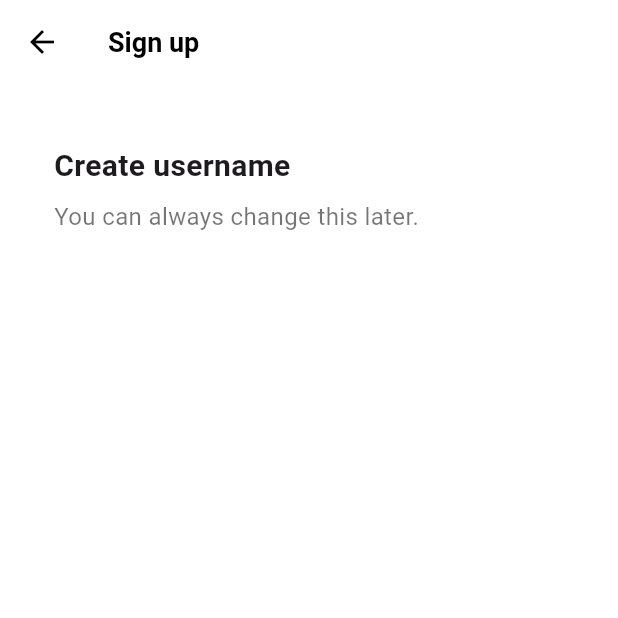
After one commit to tm9704/titok_clone, a Flutter app: the screen it shows after launch, after a tap on "Use email & password", on a phone screen of 412 x 824 dp, the top half of it. The commit adds this screen. Run offline on Flutter 3.47's test engine with Material 3 defaults, Android fonts, the phone set to English and light mode, and no system bars; our stand-ins replace font_awesome_flutter.

Commit message:
Sign up Form

```diff
--- /dev/null
+++ b/lib/features/authentication/email_screen.dart
@@ -0,0 +1,44 @@
+import 'package:flutter/material.dart';
+import 'package:titok_clone/constants/gaps.dart';
+import 'package:titok_clone/constants/sizes.dart';
+
+class EmailScreen extends StatelessWidget {
+  const EmailScreen({super.key});
+
+  @override
+  Widget build(BuildContext context) {
+    return Scaffold(
+      appBar: AppBar(
+        title: const Text(
+          "Sign up",
+        ),
+      ),
+      body: const Padding(
+        padding: EdgeInsets.symmetric(
+          horizontal: Sizes.size36,
+        ),
+        child: Column(
+          crossAxisAlignment: CrossAxisAlignment.start,
+          children: [
+            Gaps.v40,
+            Text(
+              "Create username",
+              style: TextStyle(
+                fontSize: Sizes.size20,
+                fontWeight: FontWeight.w700,
+              ),
+            ),
+            Gaps.v8,
+            Text(
+              "You can always change this later.",
+              style: TextStyle(
+                fontSize: Sizes.size16,
+                color: Colors.black54,
+              ),
+            )
+          ],
+        ),
+      ),
+    );
+  }
+}
--- a/lib/features/authentication/sign_up_screen.dart
+++ b/lib/features/authentication/sign_up_screen.dart
@@ -2,13 +2,14 @@ import 'package:flutter/material.dart';
 import 'package:font_awesome_flutter/font_awesome_flutter.dart';
 import 'package:titok_clone/constants/gaps.dart';
 import 'package:titok_clone/constants/sizes.dart';
+import 'package:titok_clone/features/authentication/email_screen.dart';
 import 'package:titok_clone/features/authentication/login_screen.dart';
 import 'package:titok_clone/features/authentication/widgets/auth_button.dart';
 
 class SignUpScreen extends StatelessWidget {
   const SignUpScreen({super.key});
 
-  void onLoginTap(BuildContext context) {
+  void _onLoginTap(BuildContext context) {
     Navigator.of(context).push(
       MaterialPageRoute(
         builder: (context) => const LoginScreen(),
@@ -16,19 +17,27 @@ class SignUpScreen extends StatelessWidget {
     );
   }
 
+  void _onEmailTap(BuildContext context) {
+    Navigator.of(context).push(
+      MaterialPageRoute(
+        builder: (context) => const EmailScreen(),
+      ),
+    );
+  }
+
   @override
   Widget build(BuildContext context) {
     return Scaffold(
-      body: const SafeArea(
+      body: SafeArea(
         child: Padding(
-          padding: EdgeInsets.symmetric(
+          padding: const EdgeInsets.symmetric(
             horizontal: Sizes.size40,
           ),
           child: Column(
             mainAxisSize: MainAxisSize.min,
             children: [
               Gaps.v80,
-              Text(
+              const Text(
                 "Sign up for TikTok",
                 style: TextStyle(
                   fontSize: Sizes.size24,
@@ -36,7 +45,7 @@ class SignUpScreen extends StatelessWidget {
                 ),
               ),
               Gaps.v20,
-              Text(
+              const Text(
                 "Create a profile, follow other accounts, make your own videos, and more.",
                 style: TextStyle(
                   fontSize: Sizes.size16,
@@ -45,12 +54,15 @@ class SignUpScreen extends StatelessWidget {
                 textAlign: TextAlign.center,
               ),
               Gaps.v40,
-              AuthButton(
-                icon: FaIcon(FontAwesomeIcons.user),
-                text: "Use email & password",
+              GestureDetector(
+                onTap: () => _onEmailTap(context),
+                child: const AuthButton(
+                  icon: FaIcon(FontAwesomeIcons.user),
+                  text: "Use email & password",
+                ),
               ),
               Gaps.v16,
-              AuthButton(
+              const AuthButton(
                 icon: FaIcon(FontAwesomeIcons.apple),
                 text: "Continue with Apple",
               ),
@@ -59,7 +71,7 @@ class SignUpScreen extends StatelessWidget {
         ),
       ),
       bottomNavigationBar: BottomAppBar(
-        color: Colors.grey.shade100,
+        color: Colors.grey.shade50,
         elevation: 2,
         child: Row(
           mainAxisAlignment: MainAxisAlignment.center,
@@ -72,7 +84,7 @@ class SignUpScreen extends StatelessWidget {
             ),
             Gaps.h5,
             GestureDetector(
-              onTap: () => onLoginTap(context),
+              onTap: () => _onLoginTap(context),
               child: Text(
                 'Log in',
                 style: TextStyle(
--- a/lib/main.dart
+++ b/lib/main.dart
@@ -1,4 +1,5 @@
 import 'package:flutter/material.dart';
+import 'package:titok_clone/constants/sizes.dart';
 import 'package:titok_clone/features/authentication/sign_up_screen.dart';
 
 void main() {
@@ -14,6 +15,17 @@ class TitokApp extends StatelessWidget {
     return MaterialApp(
       title: 'Tiktok Clone',
       theme: ThemeData(
+        appBarTheme: const AppBarTheme(
+          backgroundColor: Colors.white,
+          foregroundColor: Colors.black,
+          elevation: 0,
+          titleTextStyle: TextStyle(
+            fontSize: Sizes.size16 + Sizes.size2,
+            fontWeight: FontWeight.w600,
+            color: Colors.black,
+          ),
+        ),
+        scaffoldBackgroundColor: Colors.white,
         primaryColor: const Color(0xFFE9435A),
       ),
       home: const SignUpScreen(),
```
Also changed, not shown: lib/features/authentication/username_screen.dart (added).
